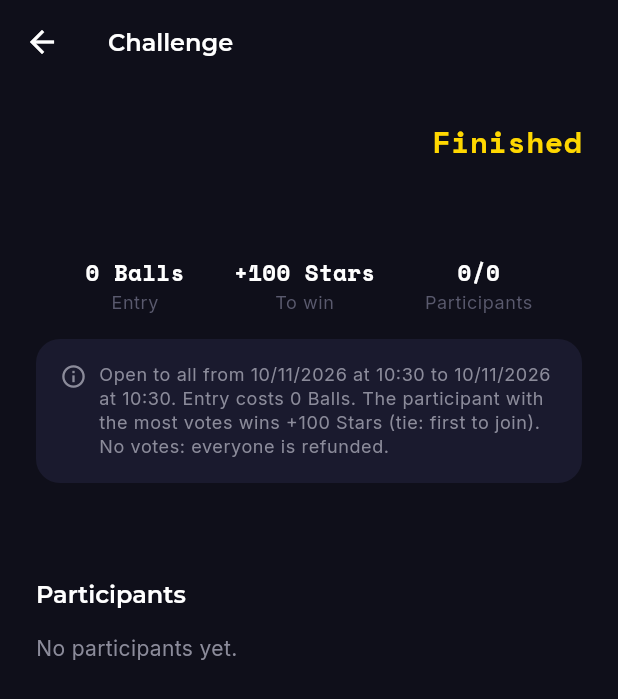
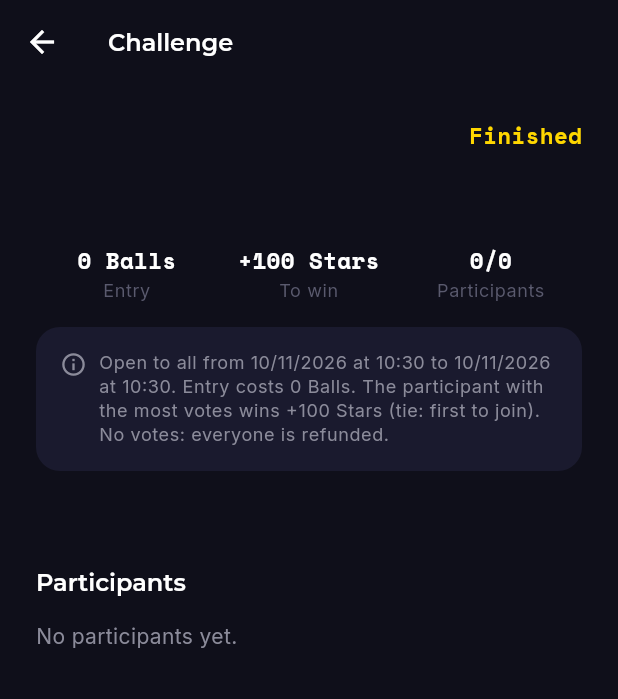
Before and after one commit to bkd10/football-iq-universe, a Flutter app: the ChallengeDetailScreen screen opened directly with empty values, on a phone screen of 412 x 824 dp. Shown: the top 699 px of the screen. Run offline on Flutter 3.47's test engine with Material 3 defaults, Android fonts, the phone set to English and light mode, and no system bars; our stand-ins replace cached_network_image, dartz, equatable, flutter_animate, flutter_riverpod, flutter_secure_storage and 10 more; missing offline and left inert: dart:js_interop, dart:ui_web, video_compress; accounts and stored records are empty; network calls fail.

Commit message:
Page Défi : en-tête et chiffres bien alignés sur iPhone
Le type du défi et le compte à rebours passent à la ligne au lieu de
déborder ; les trois chiffres occupent des colonnes de même largeur.

Co-Authored-By: Claude Opus 5.5 <noreply@anthropic.com>
Claude-Session: https://claude.ai/code/session_01JJon6TF9AYnhpzdJEdcigo

```diff
--- a/lib/features/challenges/presentation/screens/challenge_detail_screen.dart
+++ b/lib/features/challenges/presentation/screens/challenge_detail_screen.dart
@@ -70,8 +70,13 @@ class _ChallengeBody extends ConsumerWidget {
     return ListView(
       padding: const EdgeInsets.all(AppSpacing.lg),
       children: [
-        Row(
-          mainAxisAlignment: MainAxisAlignment.spaceBetween,
+        // Type du défi et compte à rebours : passent à la ligne sur petit
+        // écran au lieu de se coller et de déborder.
+        Wrap(
+          alignment: WrapAlignment.spaceBetween,
+          crossAxisAlignment: WrapCrossAlignment.center,
+          spacing: AppSpacing.md,
+          runSpacing: AppSpacing.xs,
           children: [
             Text(
               challengeTypeLabels[challenge.type]?.tr ?? challenge.type,
@@ -88,7 +93,7 @@ class _ChallengeBody extends ConsumerWidget {
                     ? Formatters.countdown(challenge.timeRemaining)
                     : 'Commence dans {time}'.trArgs({'time': Formatters.countdown(challenge.timeUntilStart)}),
               },
-              style: AppTypography.stat(color: AppColors.gold),
+              style: AppTypography.stat(fontSize: 15, color: AppColors.gold),
             ),
           ],
         ),
@@ -384,12 +389,24 @@ class _InfoStat extends StatelessWidget {
 
   @override
   Widget build(BuildContext context) {
-    return Column(
-      children: [
-        Text(value, style: AppTypography.stat(fontSize: 15)),
-        const SizedBox(height: 2),
-        Text(label, style: Theme.of(context).textTheme.bodySmall),
-      ],
+    // Trois colonnes de même largeur, texte centré : les chiffres restent
+    // alignés quelle que soit leur longueur.
+    return Expanded(
+      child: Column(
+        children: [
+          Text(
+            value,
+            textAlign: TextAlign.center,
+            style: AppTypography.stat(fontSize: 15),
+          ),
+          const SizedBox(height: 2),
+          Text(
+            label,
+            textAlign: TextAlign.center,
+            style: Theme.of(context).textTheme.bodySmall,
+          ),
+        ],
+      ),
     );
   }
 }
```
